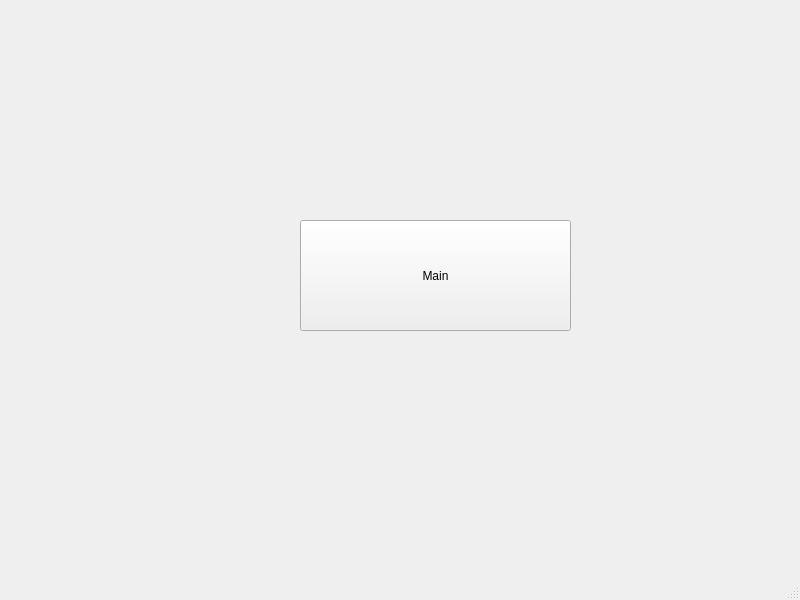
Above: connectTest/mainwindow.ui from Lexa307/cardgame-admin before the change. Below: the same form after it.
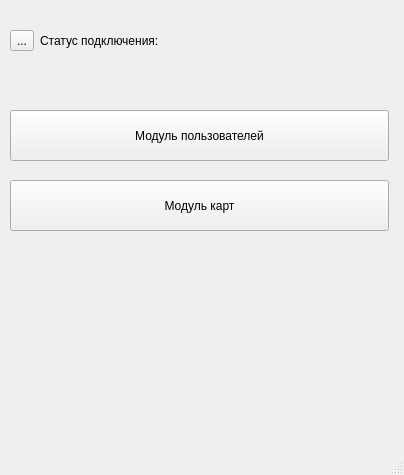
That is the form after the change.

Commit message:
ADD connection checker class
test version

```diff
--- a/connectTest/mainwindow.ui
+++ b/connectTest/mainwindow.ui
@@ -6,27 +6,76 @@
    <rect>
     <x>0</x>
     <y>0</y>
-    <width>800</width>
-    <height>600</height>
+    <width>404</width>
+    <height>475</height>
    </rect>
   </property>
   <property name="windowTitle">
-   <string>MainWindow</string>
+   <string>War of imperium: Admin panel</string>
+  </property>
+  <property name="autoFillBackground">
+   <bool>true</bool>
   </property>
   <widget class="QWidget" name="centralwidget">
    <widget class="QPushButton" name="pushButton">
     <property name="geometry">
      <rect>
-      <x>300</x>
-      <y>220</y>
-      <width>271</width>
-      <height>111</height>
+      <x>10</x>
+      <y>110</y>
+      <width>379</width>
+      <height>51</height>
      </rect>
     </property>
     <property name="text">
-     <string>Main</string>
+     <string>Модуль пользователей</string>
     </property>
    </widget>
+   <widget class="QPushButton" name="pushButton_2">
+    <property name="geometry">
+     <rect>
+      <x>10</x>
+      <y>180</y>
+      <width>379</width>
+      <height>51</height>
+     </rect>
+    </property>
+    <property name="text">
+     <string>Модуль карт</string>
+    </property>
+   </widget>
+   <widget class="QWidget" name="horizontalLayoutWidget">
+    <property name="geometry">
+     <rect>
+      <x>10</x>
+      <y>20</y>
+      <width>381</width>
+      <height>41</height>
+     </rect>
+    </property>
+    <layout class="QHBoxLayout" name="horizontalLayout">
+     <item>
+      <widget class="QToolButton" name="toolButton">
+       <property name="text">
+        <string>...</string>
+       </property>
+      </widget>
+     </item>
+     <item>
+      <widget class="QLabel" name="label_2">
+       <property name="text">
+        <string>Статус подключения:</string>
+       </property>
+      </widget>
+     </item>
+     <item>
+      <widget class="QLabel" name="label">
+       <property name="text">
+        <string/>
+       </property>
+      </widget>
+     </item>
+    </layout>
+   </widget>
   </widget>
   <widget class="QMenuBar" name="menubar">
    <property name="geometry">
```
Left out of the diff: 4 changed lines with no effect on the pictures. The commit also changes 15 other files.
